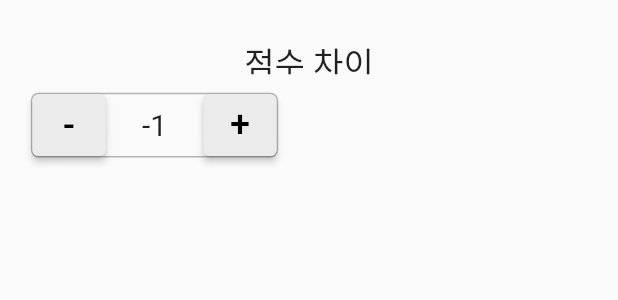
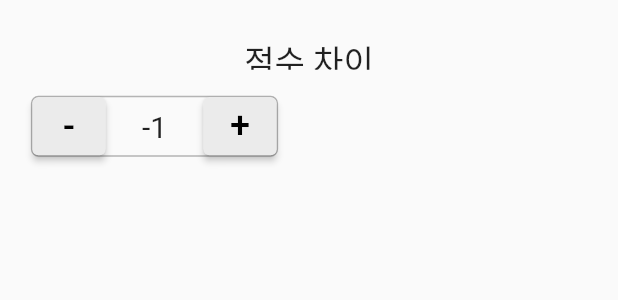
Before and after one commit to heetae185/BaseballWinExpectancyApp, a Flutter app: the MarginWidget widget shown alone on an empty page, opened directly, after a tap on an icon or button, on a phone screen of 412 x 824 dp. Shown: the top 300 px of the screen. Run offline on Flutter 3.47's test engine with Material 2 defaults, Android fonts, the phone set to English and light mode, and no system bars; our stand-ins replace numberpicker, sqflite; accounts and stored records are empty; Roboto replaces fonts that are missing (SpoqaHanSansNeo).

Commit message:
Created result widget & Arranged widget to right place

```diff
--- a/lib/screens/screen_baseball.dart
+++ b/lib/screens/screen_baseball.dart
@@ -61,11 +61,15 @@ class _BaseballScreenState extends State<BaseballScreen> {
     final probsProvider = Provider.of<Probs>(context);
     final base = Provider.of<Base>(context);
 
+    double screenHeight = MediaQuery.of(context).size.height -
+        (MediaQuery.of(context).padding.top + 50);
     double widthMargin = MediaQuery.of(context).size.width * 0.05;
-    double heightMargin = MediaQuery.of(context).size.height * 0.01;
+    double heightMargin = screenHeight * 0.01;
 
     return Scaffold(
-        appBar: AppBar(title: Text('Baseball Win Expectancy')),
+        appBar: AppBar(
+          title: Text('Baseball Win Expectancy'),
+        ),
         backgroundColor: const Color(0xFFF5F5F5),
         body: isLoading
             ? Center(
@@ -79,7 +83,7 @@ class _BaseballScreenState extends State<BaseballScreen> {
                     color: Colors.white,
                     borderRadius: BorderRadius.circular(15),
                   ),
-                  height: MediaQuery.of(context).size.height * 0.1,
+                  height: screenHeight * 0.12,
                   child: HomeAwayWidget(),
                 ),
                 Container(
@@ -87,19 +91,20 @@ class _BaseballScreenState extends State<BaseballScreen> {
                   decoration: BoxDecoration(
                       color: Colors.white,
                       borderRadius: BorderRadius.circular(15)),
-                  height: MediaQuery.of(context).size.height * 0.1,
+                  height: screenHeight * 0.1,
                   child: InningWidget(),
                 ),
                 Container(
                   margin: EdgeInsets.fromLTRB(0, heightMargin, 0, heightMargin),
                   decoration:
                       BoxDecoration(borderRadius: BorderRadius.circular(15)),
+                  height: screenHeight * 0.28,
                   child: BaseWidget(),
                 ),
                 Container(
                   margin: EdgeInsets.fromLTRB(
                       widthMargin, heightMargin, widthMargin, heightMargin),
-                  height: MediaQuery.of(context).size.height * 0.15,
+                  height: screenHeight * 0.17,
                   child: Row(children: [
                     Container(
                       alignment: Alignment.centerLeft,
@@ -122,12 +127,19 @@ class _BaseballScreenState extends State<BaseballScreen> {
                     )
                   ]),
                 ),
-                Column(mainAxisAlignment: MainAxisAlignment.center, children: [
-                  Text(probsProvider.inning.toString()),
-                  Text(probsProvider.games.toString()),
-                  Text(probsProvider.gamesWon.toString()),
-                  Text(probsProvider.winExpectancy.toString())
-                ]),
+                Container(
+                  margin: EdgeInsets.fromLTRB(0, heightMargin, 0, heightMargin),
+                  decoration: BoxDecoration(
+                      color: Colors.white,
+                      borderRadius: BorderRadius.circular(15)),
+                  height: screenHeight * 0.14,
+                )
+                // Column(mainAxisAlignment: MainAxisAlignment.center, children: [
+                //   Text(probsProvider.inning.toString()),
+                //   Text(probsProvider.games.toString()),
+                //   Text(probsProvider.gamesWon.toString()),
+                //   Text(probsProvider.winExpectancy.toString())
+                // ]),
               ]));
   }
 }
--- a/lib/widgets/widget_margin.dart
+++ b/lib/widgets/widget_margin.dart
@@ -28,7 +28,10 @@ class _MarginWidgetState extends State<MarginWidget> {
   Widget build(BuildContext context) {
     final probsProvider = Provider.of<Probs>(context);
     late Probs newProb;
-    double marginWidgetHeight = MediaQuery.of(context).size.height * 0.15;
+
+    double screenHeight = MediaQuery.of(context).size.height -
+        (MediaQuery.of(context).padding.top + 50);
+    double marginWidgetHeight = screenHeight * 0.15;
     double marginWidgetWidth = MediaQuery.of(context).size.width * 0.5;
     double marginButtonWidth = MediaQuery.of(context).size.width * 0.5 * 0.8;
 
@@ -44,7 +47,7 @@ class _MarginWidgetState extends State<MarginWidget> {
         ),
       ),
       SizedBox(
-        height: marginWidgetHeight * 0.1,
+        height: marginWidgetHeight * 0.15,
       ),
       SizedBox(
         height: marginWidgetHeight * 0.35,
@@ -133,7 +136,7 @@ class _MarginWidgetState extends State<MarginWidget> {
         ]),
       ),
       SizedBox(
-        height: marginWidgetHeight * 0.15,
+        height: marginWidgetHeight * 0.1,
       )
     ]);
   }
```
Also changed, not shown: lib/main.dart (+13 -1 lines), lib/widgets/widget_base.dart (+8 -7 lines), lib/widgets/widget_outCount.dart (+8 -5 lines), lib/widgets/widget_result.dart (added).
